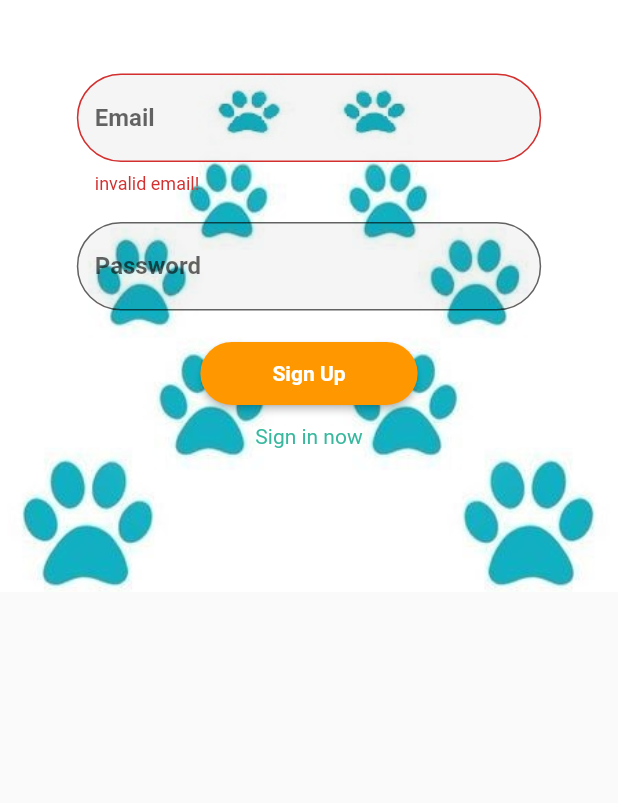
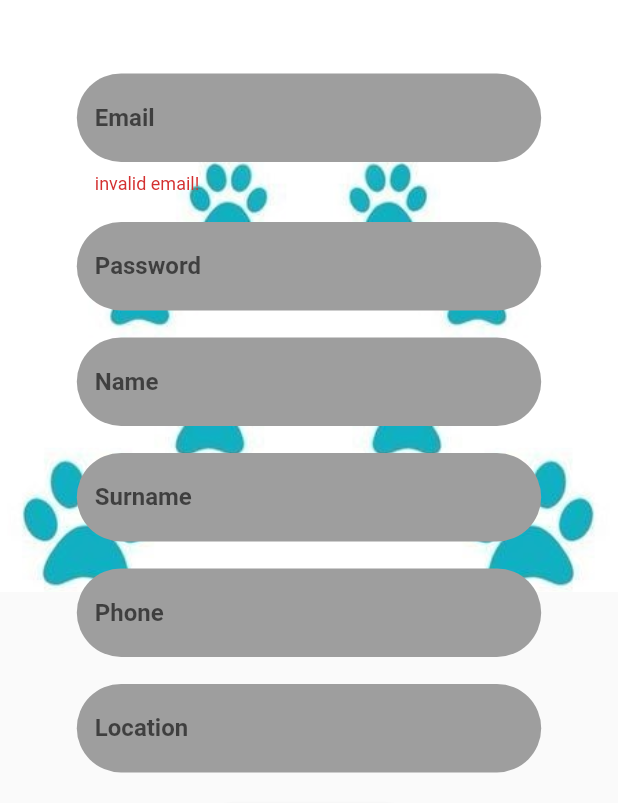
Before and after one commit to HakkiAkut/hope-nest, a Flutter app: the screen it shows after launch, after a tap on "Sign In", after a tap on "Sign up for free", on a phone screen of 412 x 824 dp, the part 433-1236 px from its top. Run offline on Flutter 3.47's test engine with Material 2 defaults, Android fonts, the phone set to English and light mode, and no system bars; our stand-ins replace cloud_firestore, firebase_auth, firebase_core, firebase_storage, get_it, image_picker and 1 more; accounts and stored records are empty; statements that could not run were skipped.

Commit message:
View :: Login : sign up visual update

```diff
--- a/lib/views/login/login_page.dart
+++ b/lib/views/login/login_page.dart
@@ -4,7 +4,7 @@ import 'package:hope_nest/util/enum/login_state.dart';
 import 'package:hope_nest/util/methods/dynamic_size.dart';
 import 'package:hope_nest/view_models/app_user_vm.dart';
 import 'package:hope_nest/views/components/styles/button_style.dart';
-import 'package:hope_nest/views/components/styles/input_style.dart';
+import 'package:hope_nest/views/components/styles/login_input_style.dart';
 import 'package:hope_nest/views/components/styles/text_style.dart';
 import 'package:provider/provider.dart';
 
@@ -18,14 +18,26 @@ class LoginPage extends StatefulWidget {
 class _LoginPageState extends State<LoginPage> {
   String _pwd = "";
   String _email = "";
+  String _name = "";
+  String _surname = "";
+  String _phone = "";
+  String _location = "";
 
   var key1 = GlobalKey<FormFieldState>();
   var key2 = GlobalKey<FormFieldState>();
+  var key3 = GlobalKey<FormFieldState>();
+  var key4 = GlobalKey<FormFieldState>();
+  var key5 = GlobalKey<FormFieldState>();
+  var key6 = GlobalKey<FormFieldState>();
 
   @override
   Widget build(BuildContext context) {
+    print("login");
+    debugPrint("login2");
     return Scaffold(
-      body: SingleChildScrollView(
+      body: Container(
+        height: DynamicSize.height(context, 1.70),
+        child: SingleChildScrollView(
           child: Stack(
             children: [
               Image.asset("assets/login/background.jpg"),
@@ -38,8 +50,8 @@ class _LoginPageState extends State<LoginPage> {
                       child: Image.asset("assets/logo/logo.png"),
                     ),
                     Container(
-                    height: DynamicSize.height(context, 0.60),
-                    child: _loginLayer(),
+                      height: DynamicSize.height(context, 1.30),
+                      child: _loginLayer(context),
                     )
                   ],
                 ),
@@ -47,11 +59,13 @@ class _LoginPageState extends State<LoginPage> {
             ],
           ),
         ),
+      ),
     );
   }
 
   /// layer that have login process components
-  Container _loginLayer() {
+  Container _loginLayer(BuildContext context) {
+    final _appUserVM = Provider.of<AppUserVM>(context);
     return Container(
       margin: const EdgeInsets.only(
         left: 10,
@@ -72,14 +86,40 @@ class _LoginPageState extends State<LoginPage> {
             const SizedBox(
               height: 18.0,
             ),
+            _appUserVM.loginState == LoginState.SIGNUP
+                ? signUpInfo()
+                : Container(),
             _loginButton(context: context),
             const SizedBox(
               height: 5.0,
             ),
-            _changeSignMethodButton(context: context)
+            _changeSignMethodButton(context: context),
           ],
         ),
       ),
+    );
+  }
+
+  Column signUpInfo() {
+    return Column(
+      children: [
+        _nameBox(),
+        const SizedBox(
+          height: 18.0,
+        ),
+        _surnameBox(),
+        const SizedBox(
+          height: 18.0,
+        ),
+        _phoneBox(),
+        const SizedBox(
+          height: 18.0,
+        ),
+        _locationBox(),
+        const SizedBox(
+          height: 18.0,
+        ),
+      ],
     );
   }
 
@@ -121,15 +161,27 @@ class _LoginPageState extends State<LoginPage> {
       child: ElevatedButton(
         style: buttonStyle,
         onPressed: () async {
+          print("pressed");
           if (key1.currentState!.validate() && key2.currentState!.validate()) {
             key1.currentState!.save();
             key2.currentState!.save();
+            print("validated");
             try {
+              print("login attempt");
+              print(LoginState.values[_appUserVM.loginState.index].toString());
+              print(_appUserVM.loginState == LoginState.SIGNIN);
               _appUserVM.loginState == LoginState.SIGNIN
                   ? await _appUserVM.signInWithEmail(email: _email, pwd: _pwd)
-                  : await _appUserVM.signUpWithEmail(email: _email, pwd: _pwd);
+                  : await _appUserVM.signUpWithEmail(
+                      email: _email,
+                      pwd: _pwd,
+                      name: _name,
+                      surname: _surname,
+                      phone: _phone,
+                      location: _location);
             } catch (e) {
-              // TODO show error message
+              debugPrint("hatalı");
+              debugPrint(e.toString());
             }
           } else {
             print("hata var");
@@ -166,7 +218,7 @@ class _LoginPageState extends State<LoginPage> {
             return null;
           }
         },
-        decoration: inputStyle.copyWith(
+        decoration: loginInputStyle.copyWith(
           hintText: 'Password',
         ),
       ),
@@ -193,10 +245,106 @@ class _LoginPageState extends State<LoginPage> {
             return null;
           }
         },
-        decoration: inputStyle.copyWith(
+        decoration: loginInputStyle.copyWith(
           hintText: 'Email',
         ),
       ),
     );
   }
+
+  /// password box
+  Container _nameBox() {
+    return Container(
+      margin:
+          EdgeInsets.symmetric(horizontal: DynamicSize.height(context, 0.05)),
+      child: TextFormField(
+        //keyboardType: TextInputType.pas,
+        key: key3,
+        onChanged: (String s) => _name = s,
+        style: normalTextStyle,
+        validator: (_value) {
+          if (_value!.length < 1) {
+            return "name can not be null!";
+          } else {
+            return null;
           }
+        },
+        decoration: loginInputStyle.copyWith(
+          hintText: 'Name',
+        ),
+      ),
+    );
+  }
+
+  /// password box
+  Container _surnameBox() {
+    return Container(
+      margin:
+          EdgeInsets.symmetric(horizontal: DynamicSize.height(context, 0.05)),
+      child: TextFormField(
+        //keyboardType: TextInputType.pas,
+        key: key4,
+        onChanged: (String s) => _surname = s,
+        style: normalTextStyle,
+        validator: (_value) {
+          if (_value!.length < 1) {
+            return "surname can not be null!";
+          } else {
+            return null;
+          }
+        },
+        decoration: loginInputStyle.copyWith(
+          hintText: 'Surname',
+        ),
+      ),
+    );
+  }
+
+  /// password box
+  Container _phoneBox() {
+    return Container(
+      margin:
+          EdgeInsets.symmetric(horizontal: DynamicSize.height(context, 0.05)),
+      child: TextFormField(
+        //keyboardType: TextInputType.pas,
+        key: key5,
+        onChanged: (String s) => _phone = s,
+        style: normalTextStyle,
+        validator: (_value) {
+          if (_value!.length < 1) {
+            return "phone can not be null!";
+          } else {
+            return null;
+          }
+        },
+        decoration: loginInputStyle.copyWith(
+          hintText: 'Phone',
+        ),
+      ),
+    );
+  }
+
+  /// password box
+  Container _locationBox() {
+    return Container(
+      margin:
+          EdgeInsets.symmetric(horizontal: DynamicSize.height(context, 0.05)),
+      child: TextFormField(
+        //keyboardType: TextInputType.pas,
+        key: key6,
+        onChanged: (String s) => _location = s,
+        style: normalTextStyle,
+        validator: (_value) {
+          if (_value!.length < 1) {
+            return "location can not be null!";
+          } else {
+            return null;
+          }
+        },
+        decoration: loginInputStyle.copyWith(
+          hintText: 'Location',
+        ),
+      ),
+    );
+  }
+}
```
Lines whose indentation alone changed are shown as unchanged.
